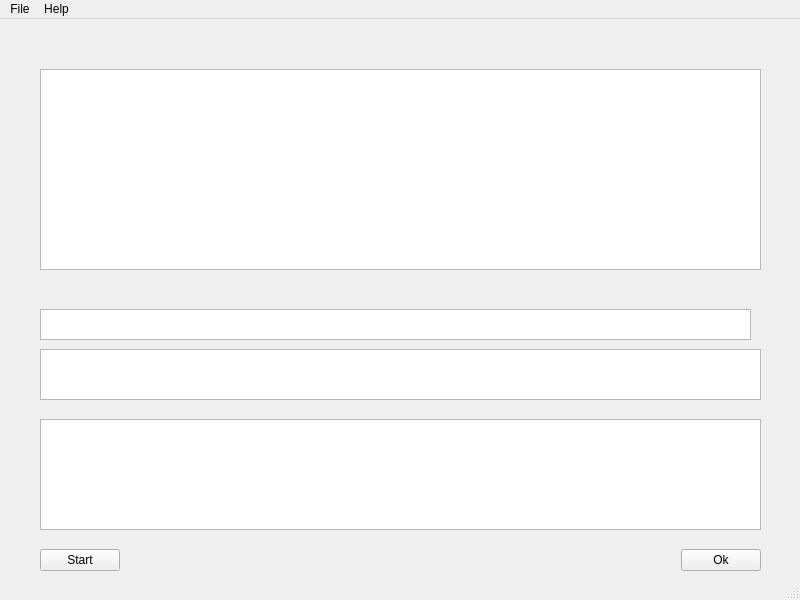
The window that Git_Gui_Client/gui_main_window.ui (Dmytro-Dombrovskyi/Git_GUI_Client) describes before a commit, drawn with Qt 5.
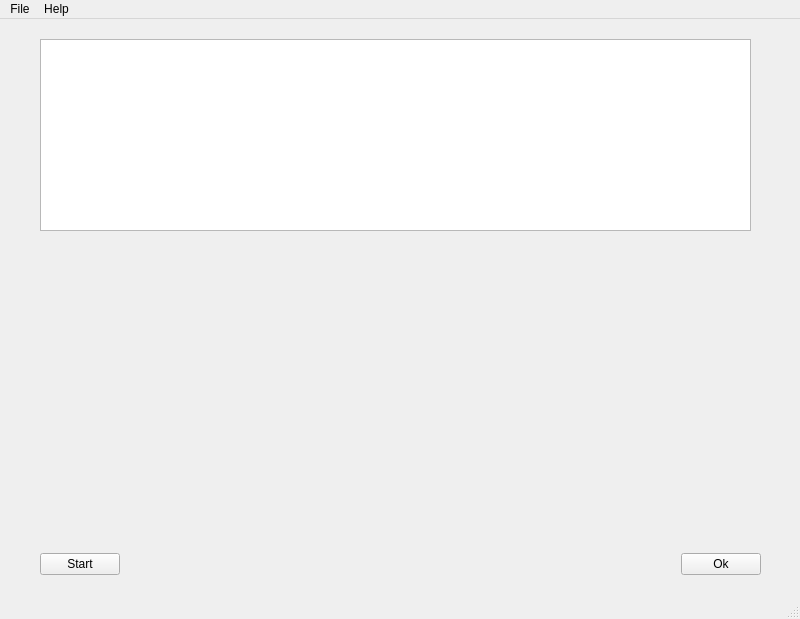
The same window after the commit. Icons and pictures are not drawn.

Commit message: improve fail for set QProcess for Windows

```diff
--- a/Git_Gui_Client/gui_main_window.ui
+++ b/Git_Gui_Client/gui_main_window.ui
@@ -7,50 +7,20 @@
     <x>0</x>
     <y>0</y>
     <width>800</width>
-    <height>600</height>
+    <height>619</height>
    </rect>
   </property>
   <property name="windowTitle">
    <string>MainWindow</string>
   </property>
   <widget class="QWidget" name="centralwidget">
-   <widget class="QTableView" name="tableRevision">
-    <property name="geometry">
-     <rect>
-      <x>40</x>
-      <y>50</y>
-      <width>721</width>
-      <height>201</height>
-     </rect>
-    </property>
-   </widget>
-   <widget class="QTableView" name="tableViewModifiedFiles">
-    <property name="geometry">
-     <rect>
-      <x>40</x>
-      <y>400</y>
-      <width>721</width>
-      <height>111</height>
-     </rect>
-    </property>
-   </widget>
-   <widget class="QListView" name="listViewRevision">
-    <property name="geometry">
-     <rect>
-      <x>40</x>
-      <y>290</y>
-      <width>711</width>
-      <height>31</height>
-     </rect>
-    </property>
-   </widget>
    <widget class="QWidget" name="layoutWidget">
     <property name="geometry">
      <rect>
       <x>40</x>
       <y>530</y>
       <width>721</width>
-      <height>23</height>
+      <height>30</height>
      </rect>
     </property>
     <layout class="QHBoxLayout" name="horizontalLayout">
@@ -83,13 +53,13 @@
      </item>
     </layout>
    </widget>
-   <widget class="QListWidget" name="listWidget">
+   <widget class="QTableView" name="tableView">
     <property name="geometry">
      <rect>
       <x>40</x>
-      <y>330</y>
-      <width>721</width>
-      <height>51</height>
+      <y>20</y>
+      <width>711</width>
+      <height>192</height>
      </rect>
     </property>
    </widget>
```
Left out of the diff: 2 changed lines with no effect on the pictures. The commit also changes 2 other files.
